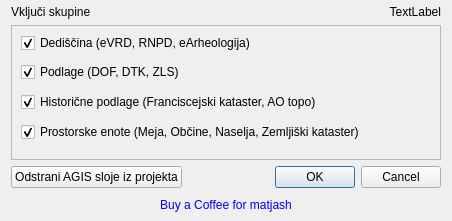
First picture: the form in agis_loader/agis_load_dialog.ui, repository matjash/AGIS, before the edit.
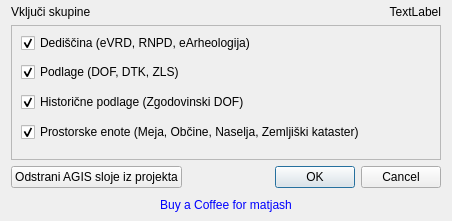
Second picture: the form after the edit.

Patch:
```diff
--- a/agis_loader/agis_load_dialog.ui
+++ b/agis_loader/agis_load_dialog.ui
@@ -104,7 +104,7 @@
           </size>
          </property>
          <property name="text">
-          <string>Historične podlage (Franciscejski kataster, AO topo)</string>
+          <string>Historične podlage (Zgodovinski DOF)</string>
          </property>
          <property name="checked">
           <bool>true</bool>
```
